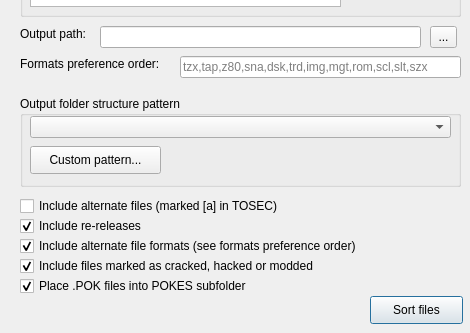
Old version of the form ui/SorterLauncher.ui in the repository ladyeklipse/ZX-Pokemaster; both pictures show x 0 to 470 and y 194 to 527 of the 470 by 527 pixel window.
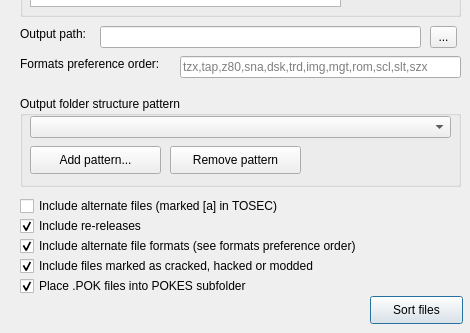
New version of the form.

What changed in the file:
```diff
--- a/ui/SorterLauncher.ui
+++ b/ui/SorterLauncher.ui
@@ -10,6 +10,30 @@
     <height>527</height>
    </rect>
   </property>
+  <property name="sizePolicy">
+   <sizepolicy hsizetype="Ignored" vsizetype="Ignored">
+    <horstretch>0</horstretch>
+    <verstretch>0</verstretch>
+   </sizepolicy>
+  </property>
+  <property name="minimumSize">
+   <size>
+    <width>470</width>
+    <height>527</height>
+   </size>
+  </property>
+  <property name="maximumSize">
+   <size>
+    <width>470</width>
+    <height>527</height>
+   </size>
+  </property>
+  <property name="baseSize">
+   <size>
+    <width>470</width>
+    <height>527</height>
+   </size>
+  </property>
   <property name="contextMenuPolicy">
    <enum>Qt::DefaultContextMenu</enum>
   </property>
@@ -235,7 +259,20 @@
      </rect>
     </property>
     <property name="text">
-     <string>Custom pattern...</string>
+     <string>Add pattern...</string>
+    </property>
+   </widget>
+   <widget class="QPushButton" name="btnRemovePattern">
+    <property name="geometry">
+     <rect>
+      <x>150</x>
+      <y>50</y>
+      <width>131</width>
+      <height>28</height>
+     </rect>
+    </property>
+    <property name="text">
+     <string>Remove pattern</string>
     </property>
    </widget>
   </widget>
```
